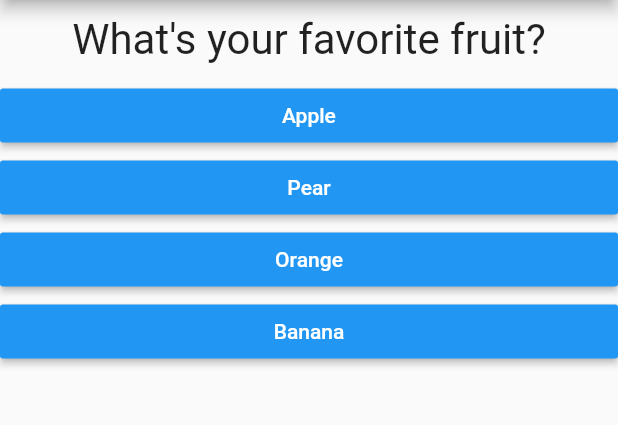
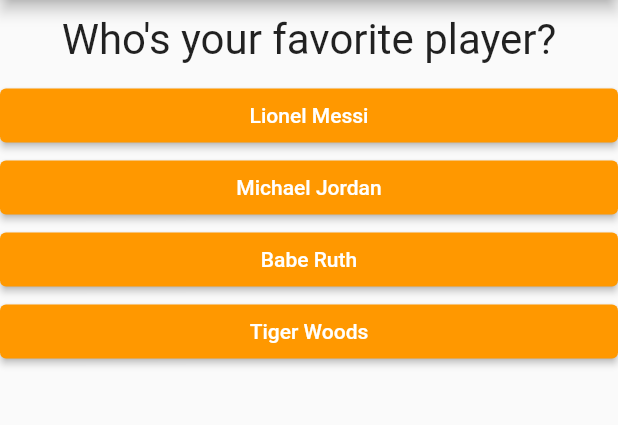
Before and after one commit to APopp524/Flutter-Learning, a Flutter app: the screen it shows after launch, after a tap on "Black", after a tap on "Tiger", on a phone screen of 412 x 824 dp, the part 84-509 px from its top. Run offline on Flutter 3.47's test engine with Material 2 defaults, Android fonts, the phone set to English and light mode, and no system bars.

```diff
--- a/first_project/lib/answer.dart
+++ b/first_project/lib/answer.dart
@@ -10,9 +10,11 @@ class Answer extends StatelessWidget {
   Widget build(BuildContext context) {
     return Container(
       width: double.infinity,
-      child: RaisedButton(
-        color: Colors.blue,
-        textColor: Colors.white,
+      child: ElevatedButton(
+        style: ElevatedButton.styleFrom(
+          primary: Colors.orange,
+          onPrimary: Colors.white,
+        ),
         child: Text(answerText),
         onPressed: selectHandler,
       ),
--- a/first_project/lib/main.dart
+++ b/first_project/lib/main.dart
@@ -1,8 +1,7 @@
 import 'package:flutter/material.dart';
 
-import './question.dart';
-import './answer.dart';
-
+import './quiz.dart';
+import './result.dart';
 // void main() {
 //   runApp(MyApp());
 // }
@@ -12,59 +11,88 @@ void main() => runApp(MyApp());
 class MyApp extends StatefulWidget {
   @override
   State<StatefulWidget> createState() {
+    // TODO: implement createState
     return _MyAppState();
   }
 }
 
 class _MyAppState extends State<MyApp> {
+  final _questions = const [
+    {
+      'questionText': 'What\'s your favorite color?',
+      'answers': [
+        {'text': 'Black', 'score': 10},
+        {'text': 'Red', 'score': 5},
+        {'text': 'Green', 'score': 3},
+        {'text': 'White', 'score': 1},
+      ],
+    },
+    {
+      'questionText': 'What\'s your favorite animal?',
+      'answers': [
+        {'text': 'Rabbit', 'score': 3},
+        {'text': 'Tiger', 'score': 11},
+        {'text': 'Elephant', 'score': 5},
+        {'text': 'Lion', 'score': 9},
+      ],
+    },
+    {
+      'questionText': 'Who\'s your favorite player?',
+      'answers': [
+        {'text': 'Lionel Messi', 'score': 3},
+        {'text': 'Michael Jordan', 'score': 5},
+        {'text': 'Babe Ruth', 'score': 7},
+        {'text': 'Tiger Woods', 'score': 10},
+      ],
+    },
+  ];
   var _questionIndex = 0;
+  var _totalScore = 0;
 
-  void _answerQuestion() {
+  void _resetQuiz() {
+    setState(() {
+      _questionIndex = 0;
+      _totalScore = 0;
+    });
+  }
+
+  void _answerQuestion(int score) {
+    // var aBool = true;
+    // aBool = false;
+
+    _totalScore += score;
+
     setState(() {
       _questionIndex = _questionIndex + 1;
     });
     print(_questionIndex);
+    if (_questionIndex < _questions.length) {
+      print('We have more questions!');
+    } else {
+      print('No more questions!');
+    }
   }
 
   @override
   Widget build(BuildContext context) {
-    var questions = [
-      {
-        'questionText': 'What\'s your favorite color?',
-        'answers': ['Black', 'Red', 'Green', 'White'],
-      },
-      {
-        'questionText': 'What\'s your favorite animal?',
-        'answers': ['Elephant', 'Lion', 'Tiger', 'Bear'],
-      },
-      {
-        'questionText': 'What\'s your favorite fruit?',
-        'answers': ['Apple', 'Pear', 'Orange', 'Banana'],
-      },
-    ];
+    // var dummy = const ['Hello'];
+    // dummy.add('Max');
+    // print(dummy);
+    // dummy = [];
+    // questions = []; // does not work if questions is a const
+
     return MaterialApp(
       home: Scaffold(
         appBar: AppBar(
           title: Text('My First App'),
         ),
-        body: Column(
-          children: [
-            Question(
-              // access index of question and the questionText(key) and value
-              questions[_questionIndex]['questionText'],
-            ),
-            // we transform every answer into a Answer Widget, then we make sure it
-            // and we take the generated answers and set them to this List here
-            ...(questions[_questionIndex]['answers'] as List<String>)
-                .map((answer) {
-              return Answer(_answerQuestion, answer);
-            }).toList()
-            // Answer widget receives callback function
-            // Answer(_answerQuestion),
-            // Answer(_answerQuestion),
-            // Answer(_answerQuestion)
-          ],
-        ),
+        body: _questionIndex < _questions.length
+            ? Quiz(
+                answerQuestion: _answerQuestion,
+                questionIndex: _questionIndex,
+                questions: _questions,
+              )
+            : Result(_totalScore, _resetQuiz),
       ),
     );
   }
--- /dev/null
+++ b/first_project/lib/quiz.dart
@@ -0,0 +1,31 @@
+import 'package:flutter/material.dart';
+
+import './question.dart';
+import './answer.dart';
+
+class Quiz extends StatelessWidget {
+  final List<Map<String, Object>> questions;
+  final int questionIndex;
+  final Function answerQuestion;
+
+  Quiz({
+    @required this.questions,
+    @required this.answerQuestion,
+    @required this.questionIndex,
+  });
+
+  @override
+  Widget build(BuildContext context) {
+    return Column(
+      children: [
+        Question(
+          questions[questionIndex]['questionText'],
+        ),
+        ...(questions[questionIndex]['answers'] as List<Map<String, Object>>)
+            .map((answer) {
+          return Answer(() => answerQuestion(answer['score']), answer['text']);
+        }).toList()
+      ],
+    );
+  }
+}
```
Also changed, not shown: first_project/lib/result.dart (added, +44 -0 lines).
